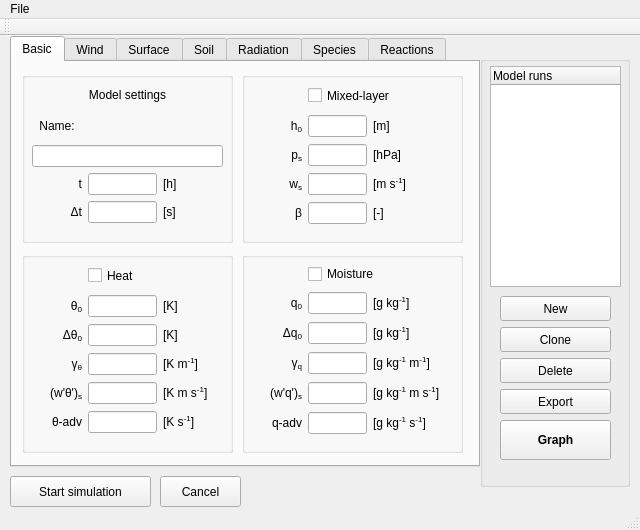
Before: the Qt Designer form mainwindow.ui in classmodel/modelgui, drawn with Qt 5.
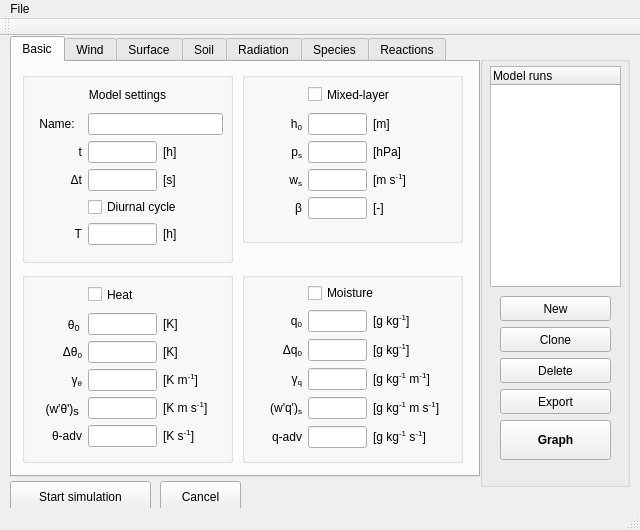
After: the same form once the commit is applied.

Commit message: test for larger subscripts

```diff
--- a/mainwindow.ui
+++ b/mainwindow.ui
@@ -44,7 +44,7 @@
       <x>10</x>
       <y>0</y>
       <width>470</width>
-      <height>431</height>
+      <height>441</height>
      </rect>
     </property>
     <property name="minimumSize">
@@ -69,7 +69,7 @@
         <x>10</x>
         <y>10</y>
         <width>211</width>
-        <height>171</height>
+        <height>191</height>
        </rect>
       </property>
       <property name="title">
@@ -81,14 +81,56 @@
          <x>10</x>
          <y>10</y>
          <width>191</width>
-         <height>141</height>
+         <height>166</height>
         </rect>
        </property>
        <layout class="QGridLayout" name="modelsettings_grid" columnminimumwidth="50,0,60">
         <property name="sizeConstraint">
          <enum>QLayout::SetMinimumSize</enum>
         </property>
-        <item row="3" column="0">
+        <item row="1" column="0">
+         <widget class="QLabel" name="label_name">
+          <property name="toolTip">
+           <string/>
+          </property>
+          <property name="text">
+           <string>Name:</string>
+          </property>
+          <property name="alignment">
+           <set>Qt::AlignCenter</set>
+          </property>
+         </widget>
+        </item>
+        <item row="0" column="0" colspan="3">
+         <widget class="QLabel" name="label_mixedlayer">
+          <property name="minimumSize">
+           <size>
+            <width>0</width>
+            <height>25</height>
+           </size>
+          </property>
+          <property name="maximumSize">
+           <size>
+            <width>16777215</width>
+            <height>25</height>
+           </size>
+          </property>
+          <property name="text">
+           <string>Model settings</string>
+          </property>
+          <property name="alignment">
+           <set>Qt::AlignCenter</set>
+          </property>
+         </widget>
+        </item>
+        <item row="1" column="1" colspan="2">
+         <widget class="QLineEdit" name="input_name">
+          <property name="toolTip">
+           <string>name of the model run</string>
+          </property>
+         </widget>
+        </item>
+        <item row="2" column="0">
          <widget class="QLabel" name="label_time">
           <property name="toolTip">
            <string/>
@@ -101,7 +143,7 @@
           </property>
          </widget>
         </item>
-        <item row="3" column="1">
+        <item row="2" column="1">
          <widget class="QLineEdit" name="input_time">
           <property name="toolTip">
            <string>total simulation time</string>
@@ -114,7 +156,20 @@
           </property>
          </widget>
         </item>
-        <item row="4" column="0">
+        <item row="2" column="2">
+         <widget class="QLabel" name="unitlabel_time">
+          <property name="toolTip">
+           <string/>
+          </property>
+          <property name="text">
+           <string>&lt;html&gt;[h]&lt;/html&gt;</string>
+          </property>
+          <property name="alignment">
+           <set>Qt::AlignLeading|Qt::AlignLeft|Qt::AlignVCenter</set>
+          </property>
+         </widget>
+        </item>
+        <item row="3" column="0">
          <widget class="QLabel" name="label_timestep">
           <property name="toolTip">
            <string/>
@@ -127,7 +182,7 @@
           </property>
          </widget>
         </item>
-        <item row="4" column="1">
+        <item row="3" column="1">
          <widget class="QLineEdit" name="input_timestep">
           <property name="toolTip">
            <string>time step</string>
@@ -140,14 +195,7 @@
           </property>
          </widget>
         </item>
-        <item row="2" column="0" colspan="3">
-         <widget class="QLineEdit" name="input_name">
-          <property name="toolTip">
-           <string>name of the model run</string>
-          </property>
-         </widget>
-        </item>
-        <item row="4" column="2">
+        <item row="3" column="2">
          <widget class="QLabel" name="unitlabel_timestep">
           <property name="toolTip">
            <string/>
@@ -160,8 +208,41 @@
           </property>
          </widget>
         </item>
-        <item row="3" column="2">
-         <widget class="QLabel" name="unitlabel_time">
+        <item row="4" column="1" colspan="2">
+         <widget class="QCheckBox" name="sw_diurnal">
+          <property name="text">
+           <string>Diurnal cycle</string>
+          </property>
+         </widget>
+        </item>
+        <item row="5" column="1">
+         <widget class="QLineEdit" name="input_period">
+          <property name="toolTip">
+           <string>period of diurnal cycle</string>
+          </property>
+          <property name="text">
+           <string/>
+          </property>
+          <property name="alignment">
+           <set>Qt::AlignRight|Qt::AlignTrailing|Qt::AlignVCenter</set>
+          </property>
+         </widget>
+        </item>
+        <item row="5" column="0">
+         <widget class="QLabel" name="label_period">
+          <property name="toolTip">
+           <string/>
+          </property>
+          <property name="text">
+           <string>&lt;html&gt;T&lt;/html&gt;</string>
+          </property>
+          <property name="alignment">
+           <set>Qt::AlignRight|Qt::AlignTrailing|Qt::AlignVCenter</set>
+          </property>
+         </widget>
+        </item>
+        <item row="5" column="2">
+         <widget class="QLabel" name="unitlabel_period">
           <property name="toolTip">
            <string/>
           </property>
@@ -173,41 +254,6 @@
           </property>
          </widget>
         </item>
-        <item row="1" column="0">
-         <widget class="QLabel" name="label_name">
-          <property name="toolTip">
-           <string/>
-          </property>
-          <property name="text">
-           <string>Name:</string>
-          </property>
-          <property name="alignment">
-           <set>Qt::AlignCenter</set>
-          </property>
-         </widget>
-        </item>
-        <item row="0" column="0" colspan="3">
-         <widget class="QLabel" name="label_mixedlayer">
-          <property name="minimumSize">
-           <size>
-            <width>0</width>
-            <height>25</height>
-           </size>
-          </property>
-          <property name="maximumSize">
-           <size>
-            <width>16777215</width>
-            <height>25</height>
-           </size>
-          </property>
-          <property name="text">
-           <string>Model settings</string>
-          </property>
-          <property name="alignment">
-           <set>Qt::AlignCenter</set>
-          </property>
-         </widget>
-        </item>
        </layout>
       </widget>
      </widget>
@@ -215,9 +261,9 @@
       <property name="geometry">
        <rect>
         <x>10</x>
-        <y>190</y>
+        <y>210</y>
         <width>211</width>
-        <height>201</height>
+        <height>191</height>
        </rect>
       </property>
       <property name="title">
@@ -229,7 +275,7 @@
          <x>10</x>
          <y>10</y>
          <width>191</width>
-         <height>177</height>
+         <height>171</height>
         </rect>
        </property>
        <layout class="QGridLayout" name="heat_grid" columnminimumwidth="50,0,60">
@@ -239,7 +285,9 @@
            <string/>
           </property>
           <property name="text">
-           <string>&lt;html&gt;θ&lt;sub&gt;0&lt;/sub&gt;&lt;/html&gt;</string>
+           <string>&lt;html&gt;
+θ&lt;span style=&quot; font-size:11pt; vertical-align:sub;&quot;&gt;0 &lt;/span&gt;
+&lt;/html&gt;</string>
           </property>
           <property name="alignment">
            <set>Qt::AlignRight|Qt::AlignTrailing|Qt::AlignVCenter</set>
@@ -317,7 +365,7 @@
            <string/>
           </property>
           <property name="text">
-           <string>&lt;html&gt;(w'θ')&lt;sub&gt;s&lt;/sub&gt;&lt;/html&gt;</string>
+           <string>&lt;html&gt;(w'θ')&lt;span style=&quot; font-size:12pt; vertical-align:sub;&quot;&gt;s &lt;/span&gt;&lt;/html&gt;</string>
           </property>
           <property name="alignment">
            <set>Qt::AlignRight|Qt::AlignTrailing|Qt::AlignVCenter</set>
@@ -465,7 +513,7 @@
          <x>10</x>
          <y>10</y>
          <width>201</width>
-         <height>143</height>
+         <height>141</height>
         </rect>
        </property>
        <layout class="QGridLayout" name="ml_grid" columnminimumwidth="50,0,80">
@@ -660,9 +708,9 @@
       <property name="geometry">
        <rect>
         <x>230</x>
-        <y>190</y>
+        <y>210</y>
         <width>221</width>
-        <height>201</height>
+        <height>191</height>
        </rect>
       </property>
       <property name="title">
@@ -674,7 +722,7 @@
          <x>10</x>
          <y>10</y>
          <width>201</width>
-         <height>175</height>
+         <height>171</height>
         </rect>
        </property>
        <layout class="QGridLayout" name="moisture_grid" columnminimumwidth="50,0,80">
@@ -3226,7 +3274,7 @@
     <property name="geometry">
      <rect>
       <x>10</x>
-      <y>440</y>
+      <y>445</y>
       <width>141</width>
       <height>31</height>
      </rect>
@@ -3248,7 +3296,7 @@
     <property name="geometry">
      <rect>
       <x>160</x>
-      <y>440</y>
+      <y>445</y>
       <width>81</width>
       <height>31</height>
      </rect>
```
Left out of the diff: 3 changed lines with no effect on the pictures.
